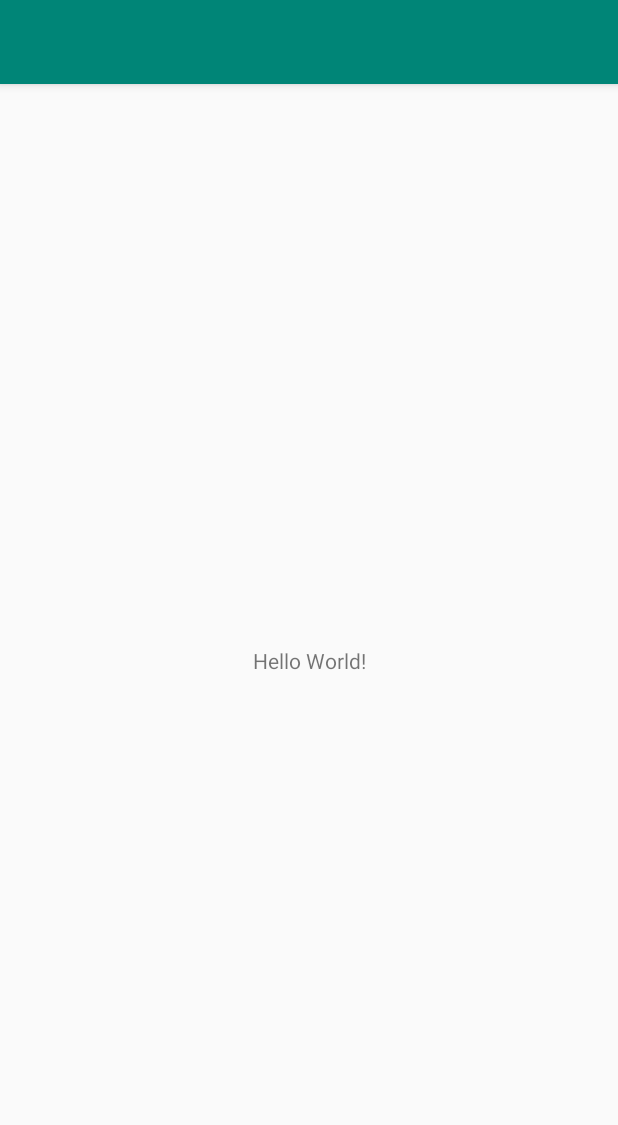
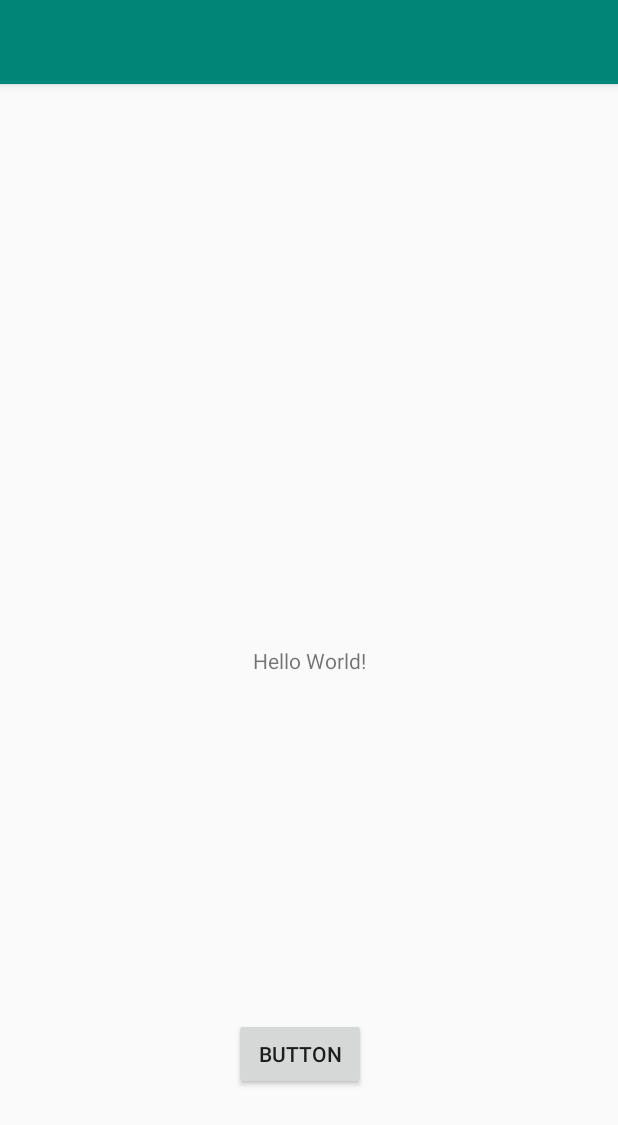
Before and after one commit to UP915469/PetApp, an Android app: the screen it shows after launch (MainActivity), on a phone screen of 412 x 824 dp. Shown: the top 1125 px of the screen. Run offline under Robolectric (Android 15) with nearby library versions, the phone set to English and light mode, and no system bars.

Commit message:
Created ListView for the PetList. This will allow pets from the db to be shown in a scrolling view for users to click on and select.

```diff
--- a/app/src/main/java/com/example/petapp/MainActivity.java
+++ b/app/src/main/java/com/example/petapp/MainActivity.java
@@ -2,13 +2,25 @@ package com.example.petapp;
 
 import androidx.appcompat.app.AppCompatActivity;
 
+import android.content.Intent;
 import android.os.Bundle;
+import android.view.View;
+import android.widget.Button;
 
 public class MainActivity extends AppCompatActivity {
+
 
     @Override
     protected void onCreate(Bundle savedInstanceState) {
         super.onCreate(savedInstanceState);
         setContentView(R.layout.activity_main);
+        Button button = findViewById(R.id.button);
+
+        button.setOnClickListener(new View.OnClickListener() {
+            @Override
+            public void onClick(View view) {
+                startActivity(new Intent(MainActivity.this, PetList.class));
+            }
+        });
     }
 }
--- a/app/src/main/res/layout/activity_main.xml
+++ b/app/src/main/res/layout/activity_main.xml
@@ -15,4 +15,16 @@
         app:layout_constraintRight_toRightOf="parent"
         app:layout_constraintTop_toTopOf="parent" />
 
+    <Button
+        android:id="@+id/button"
+        android:layout_width="wrap_content"
+        android:layout_height="wrap_content"
+        android:text="Button"
+        app:layout_constraintBottom_toBottomOf="parent"
+        app:layout_constraintEnd_toEndOf="parent"
+        app:layout_constraintHorizontal_bias="0.482"
+        app:layout_constraintStart_toStartOf="parent"
+        app:layout_constraintTop_toTopOf="parent"
+        app:layout_constraintVertical_bias="0.865" />
+
 </androidx.constraintlayout.widget.ConstraintLayout>
--- a/app/src/main/res/layout/activity_pet_list.xml
+++ b/app/src/main/res/layout/activity_pet_list.xml
@@ -6,4 +6,8 @@
     android:layout_height="match_parent"
     tools:context=".PetList">
 
+    <androidx.recyclerview.widget.RecyclerView
+        android:layout_width="match_parent"
+        android:layout_height="match_parent"
+        android:id="@+id/recycler_view"/>
 </androidx.constraintlayout.widget.ConstraintLayout>
```
Also changed, not shown: app/build.gradle (+18 -0 lines), app/src/main/java/com/example/petapp/Pet.java (added, +9 -0 lines), app/src/main/java/com/example/petapp/PetAdapter.java (added, +44 -0 lines), app/src/main/java/com/example/petapp/PetList.java (+23 -1 lines), app/src/main/res/layout/pet_list.xml (added, +12 -0 lines).
